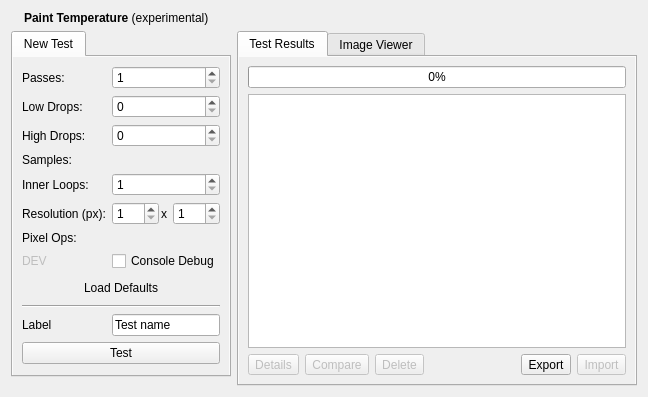
This is src/plugins/inspector/nokiaqtframework/painting/thermalpanel.ui in enricoros/k-qt-creator-inspector as Qt 5 draws it before an edit. The edited form follows.
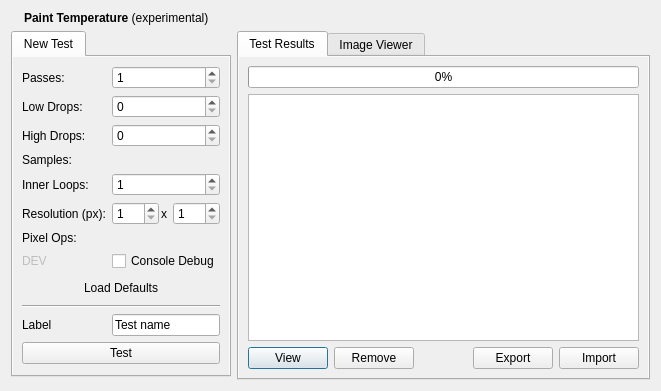
This is the edited form. Icons and pictures are not drawn.

Commit message: Inspector: thermal: import/export (and automatic load/save) the test results

Diff of the .ui file:
```diff
--- a/src/plugins/inspector/nokiaqtframework/painting/thermalpanel.ui
+++ b/src/plugins/inspector/nokiaqtframework/painting/thermalpanel.ui
@@ -7,8 +7,8 @@
    <rect>
     <x>0</x>
     <y>0</y>
-    <width>648</width>
-    <height>397</height>
+    <width>661</width>
+    <height>391</height>
    </rect>
   </property>
   <layout class="QGridLayout" name="gridLayout">
@@ -303,32 +303,19 @@
        <item>
         <layout class="QHBoxLayout" name="horizontalLayout_3">
          <item>
-          <widget class="QToolButton" name="toolButton_4">
-           <property name="enabled">
-            <bool>false</bool>
-           </property>
+          <widget class="QPushButton" name="viewButton">
            <property name="text">
-            <string>Details</string>
+            <string>View</string>
            </property>
-          </widget>
-         </item>
-         <item>
-          <widget class="QToolButton" name="toolButton_5">
-           <property name="enabled">
-            <bool>false</bool>
+           <property name="default">
+            <bool>true</bool>
            </property>
-           <property name="text">
-            <string>Compare</string>
-           </property>
           </widget>
          </item>
          <item>
-          <widget class="QToolButton" name="toolButton">
-           <property name="enabled">
-            <bool>false</bool>
-           </property>
+          <widget class="QPushButton" name="removeButton">
            <property name="text">
-            <string>Delete</string>
+            <string>Remove</string>
            </property>
           </widget>
          </item>
@@ -346,17 +333,14 @@
           </spacer>
          </item>
          <item>
-          <widget class="QToolButton" name="exportButton">
+          <widget class="QPushButton" name="exportButton">
            <property name="text">
             <string>Export</string>
            </property>
           </widget>
          </item>
          <item>
-          <widget class="QToolButton" name="toolButton_3">
-           <property name="enabled">
-            <bool>false</bool>
-           </property>
+          <widget class="QPushButton" name="importButton">
            <property name="text">
             <string>Import</string>
            </property>
```
The commit also changes 5 other files.
